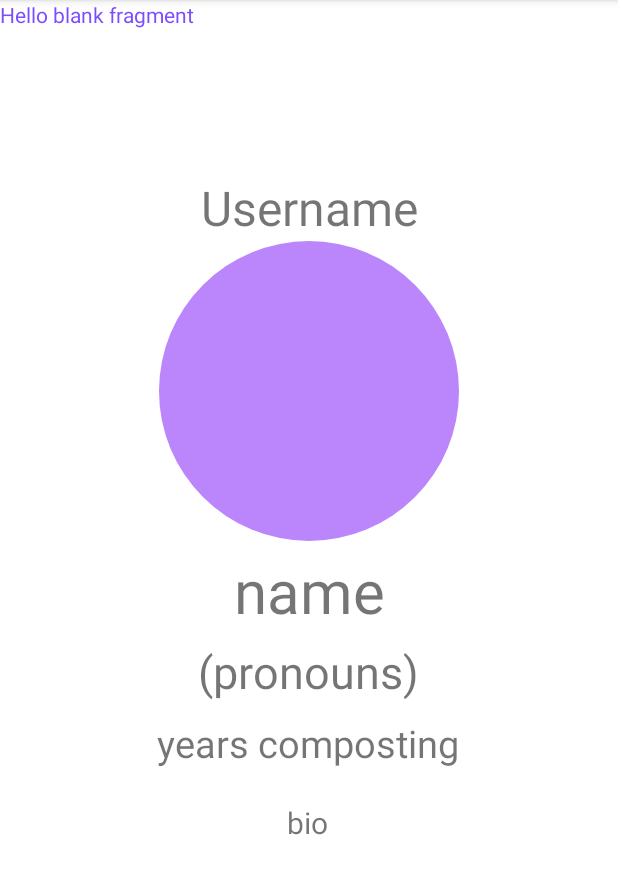
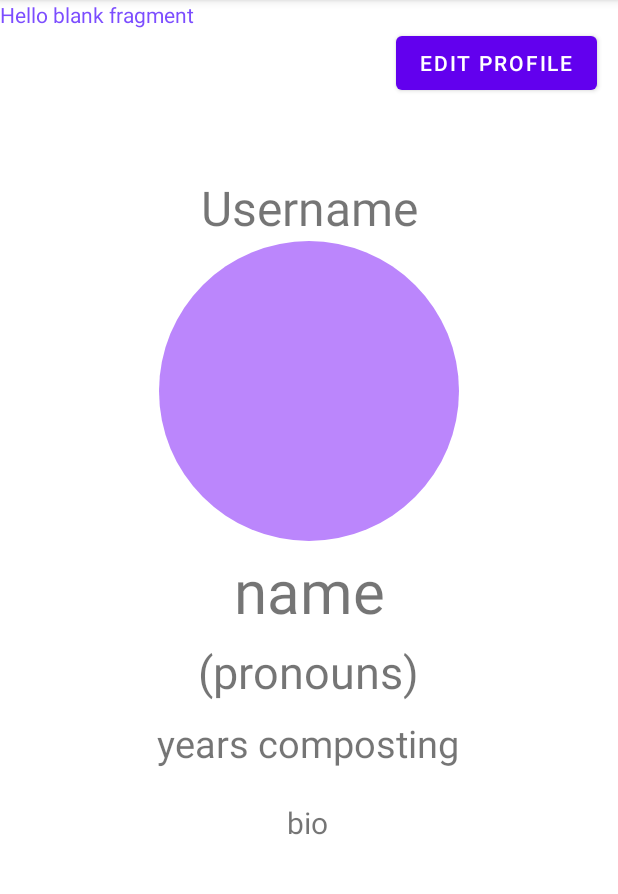
Before and after one commit to CorwinDaley/Bioplastics-Bad, an Android app: the fragment AccountLayoutFragment shown on its own in the app's theme, on a phone screen of 412 x 824 dp, the part 84-978 px from its top. Run offline under Robolectric (Android 15) with nearby library versions, the phone set to English and light mode, and no system bars; our stand-ins replace CircleImageView.

```diff
--- a/app/src/main/res/layout/account_layout.xml
+++ b/app/src/main/res/layout/account_layout.xml
@@ -104,5 +104,17 @@
         app:layout_constraintTop_toBottomOf="@+id/layout_textView_yearsComposting"
         app:layout_constraintVertical_bias="0.097" />
 
+    <Button
+        android:id="@+id/button"
+        android:layout_width="wrap_content"
+        android:layout_height="wrap_content"
+        android:text="Edit Profile"
+        app:layout_constraintBottom_toTopOf="@+id/textView_accountLayout_userName"
+        app:layout_constraintEnd_toEndOf="parent"
+        app:layout_constraintHorizontal_bias="0.949"
+        app:layout_constraintStart_toStartOf="parent"
+        app:layout_constraintTop_toTopOf="@+id/textView"
+        app:layout_constraintVertical_bias="0.258" />
+
 
 </androidx.constraintlayout.widget.ConstraintLayout>
```
Also changed, not shown: app/src/main/java/com/example/bioplasticbad/MainActivity.kt (+8 -0 lines), app/src/main/res/layout/fragment_homepage.xml (+4 -4 lines).
